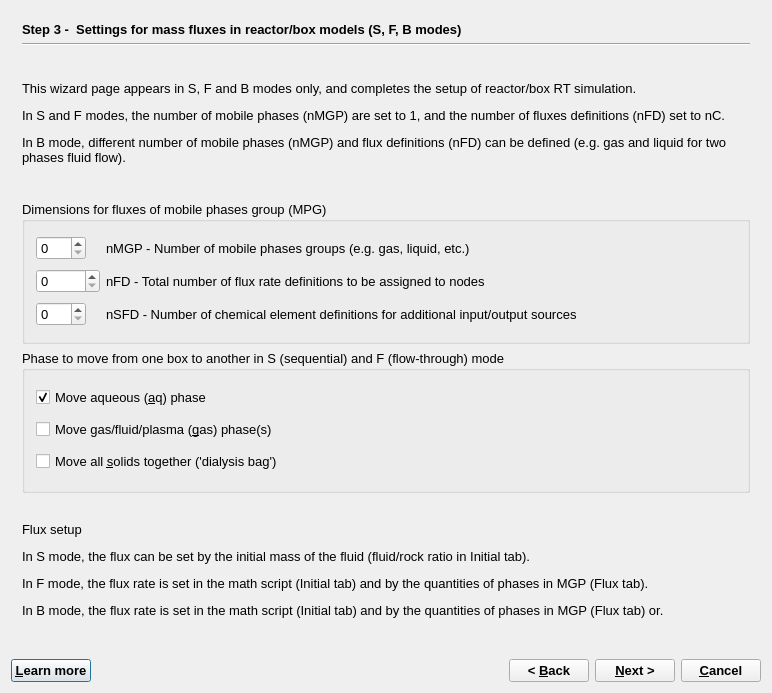
Old version of the form GUI/Dialogs4/GEM2MTWizard4.ui in the repository gemshub/GEMSGUI.
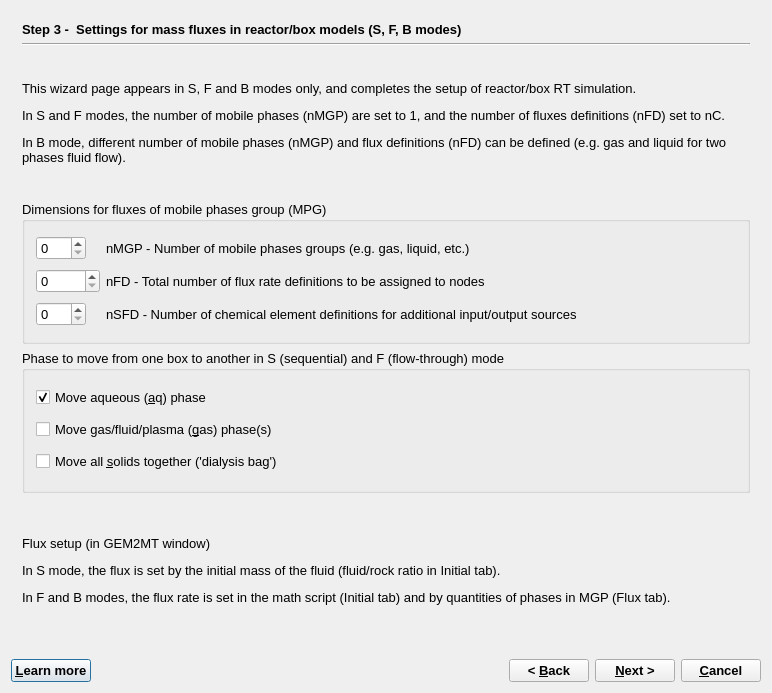
New version of the form. The open tabs and pages were chosen to show the change.

Commit message: updated gm_gem2mt.html help minor edits and gem2mtwizard4.ui step 3

Diff of the .ui file:
```diff
--- a/GUI/Dialogs4/GEM2MTWizard4.ui
+++ b/GUI/Dialogs4/GEM2MTWizard4.ui
@@ -957,7 +957,7 @@
        <item>
         <widget class="QLabel" name="label_4">
          <property name="text">
-          <string>&lt;html&gt;&lt;head/&gt;&lt;body&gt;&lt;p&gt;Flux setup &lt;/p&gt;&lt;p&gt;In S mode, the flux can be set by the initial mass of the fluid (fluid/rock ratio in Initial tab).&lt;/p&gt;&lt;p&gt;In F mode, the flux rate is set in the math script (Initial tab) and by the quantities of phases in MGP (Flux tab).&lt;/p&gt;&lt;p&gt;In B mode, the flux rate is set in the math script (Initial tab) and by the quantities of phases in MGP (Flux tab) or.&lt;/p&gt;&lt;/body&gt;&lt;/html&gt;</string>
+          <string>&lt;html&gt;&lt;head/&gt;&lt;body&gt;&lt;p&gt;Flux setup (in GEM2MT window)&lt;/p&gt;&lt;p&gt;In S mode, the flux is set by the initial mass of the fluid (fluid/rock ratio in Initial tab).&lt;/p&gt;&lt;p&gt;In F and B modes, the flux rate is set in the math script (Initial tab) and by quantities of phases in MGP (Flux tab).&lt;/p&gt;&lt;/body&gt;&lt;/html&gt;</string>
          </property>
         </widget>
        </item>
```
Left out of the diff: 2 changed lines with no effect on the pictures. The commit also changes 1 other file.
